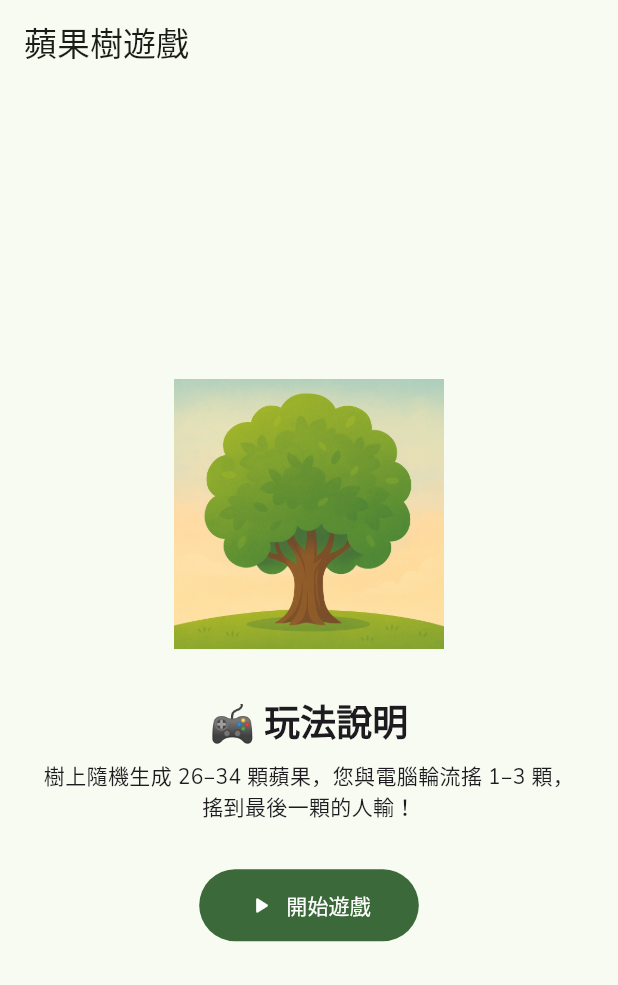
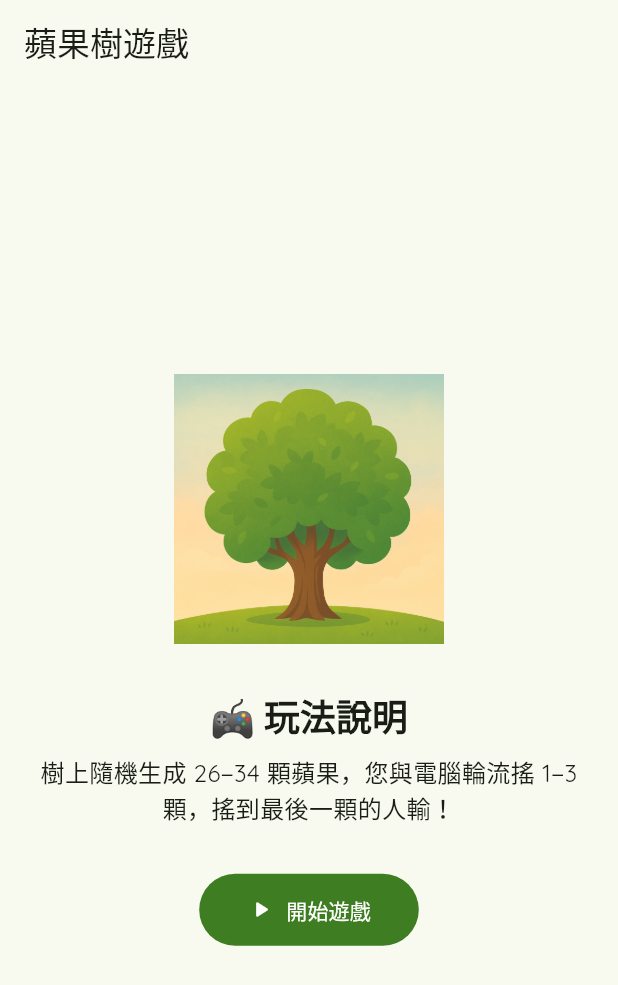
Before and after one commit to howard522/apple-tree, a Flutter app: the screen it shows after launch, on a phone screen of 412 x 824 dp. Shown: the top 985 px of the screen. Run offline on Flutter 3.47's test engine with Material 3 defaults, Android fonts, the phone set to English and light mode, and no system bars; our stand-ins replace google_fonts.

Commit message:
add rollpic

```diff
--- a/apple_tree_game/lib/main.dart
+++ b/apple_tree_game/lib/main.dart
@@ -1,3 +1,4 @@
+// lib/main.dart
 import 'package:flutter/material.dart';
 import 'package:google_fonts/google_fonts.dart';
 import 'screens/home_page.dart';
@@ -12,10 +13,34 @@ class AppleTreeGameApp extends StatelessWidget {
     return MaterialApp(
       debugShowCheckedModeBanner: false,
       title: 'Apple Tree 🍎',
+      themeMode: ThemeMode.system, // 可同時支援淺／深色模式
       theme: ThemeData(
-        colorSchemeSeed: Colors.green,
         useMaterial3: true,
-        textTheme: GoogleFonts.nunitoTextTheme(),
+        colorScheme: ColorScheme.fromSeed(
+          seedColor: const Color(0xFF3E7D22), // 主色：深綠
+          primary: const Color(0xFF3E7D22),
+          secondary: const Color(0xFFF2A12B), // 輔色：金黃色
+          background: const Color(0xFFF7F9F3), // 背景：米白
+          onPrimary: Colors.white,
+          onSecondary: Colors.white,
+          brightness: Brightness.light,
+        ),
+        textTheme: GoogleFonts.quicksandTextTheme(const TextTheme()).copyWith(
+          bodyMedium: GoogleFonts.quicksand(fontSize: 16),
+        ),
+      ),
+      darkTheme: ThemeData(
+        useMaterial3: true,
+        colorScheme: ColorScheme.fromSeed(
+          seedColor: const Color(0xFF3E7D22),
+          primary: const Color(0xFF3E7D22),
+          secondary: const Color(0xFFF2A12B),
+          background: const Color(0xFF1C1C1E),
+          onPrimary: Colors.white,
+          onSecondary: Colors.white,
+          brightness: Brightness.dark,
+        ),
+        textTheme: GoogleFonts.quicksandTextTheme(ThemeData(brightness: Brightness.dark).textTheme),
       ),
       home: const HomePage(),
     );
--- a/apple_tree_game/lib/screens/home_page.dart
+++ b/apple_tree_game/lib/screens/home_page.dart
@@ -15,7 +15,7 @@ class HomePage extends StatelessWidget {
           child: Column(
             mainAxisAlignment: MainAxisAlignment.center,
             children: [
-              Image.asset('assets/tree.png', height: 180),
+              Image.asset('assets/images/tree.png', height: 180),
               const SizedBox(height: 32),
               Text('🎮 玩法說明', style: theme.textTheme.headlineSmall?.copyWith(fontWeight: FontWeight.w700)),
               const SizedBox(height: 8),
--- a/apple_tree_game/lib/widgets/apple_tree.dart
+++ b/apple_tree_game/lib/widgets/apple_tree.dart
@@ -22,7 +22,7 @@ class AppleTree extends StatelessWidget {
       list.add(Positioned(
         top: 120 + dy,
         left: 160 + dx,
-        child: Image.asset('assets/apple.png', width: 24, height: 24),
+        child: Image.asset('assets/images/apple.png', width: 24, height: 24),
       ));
     }
     return list;
```
Also changed, not shown: apple_tree_game/lib/screens/game_page.dart (+85 -24 lines), apple_tree_game/pubspec.yaml (+6 -4 lines), apple_tree_game/assets/images/apple.png (renamed from apple_tree_game/assets/apple.png), apple_tree_game/assets/images/computer_rolltree.png (added), apple_tree_game/assets/images/player.png (renamed from apple_tree_game/assets/player.png), apple_tree_game/assets/images/player_rolltree.png (added), apple_tree_game/assets/images/robot.png (added), apple_tree_game/assets/images/tree.png (renamed from apple_tree_game/assets/tree.png), 2 other files.
